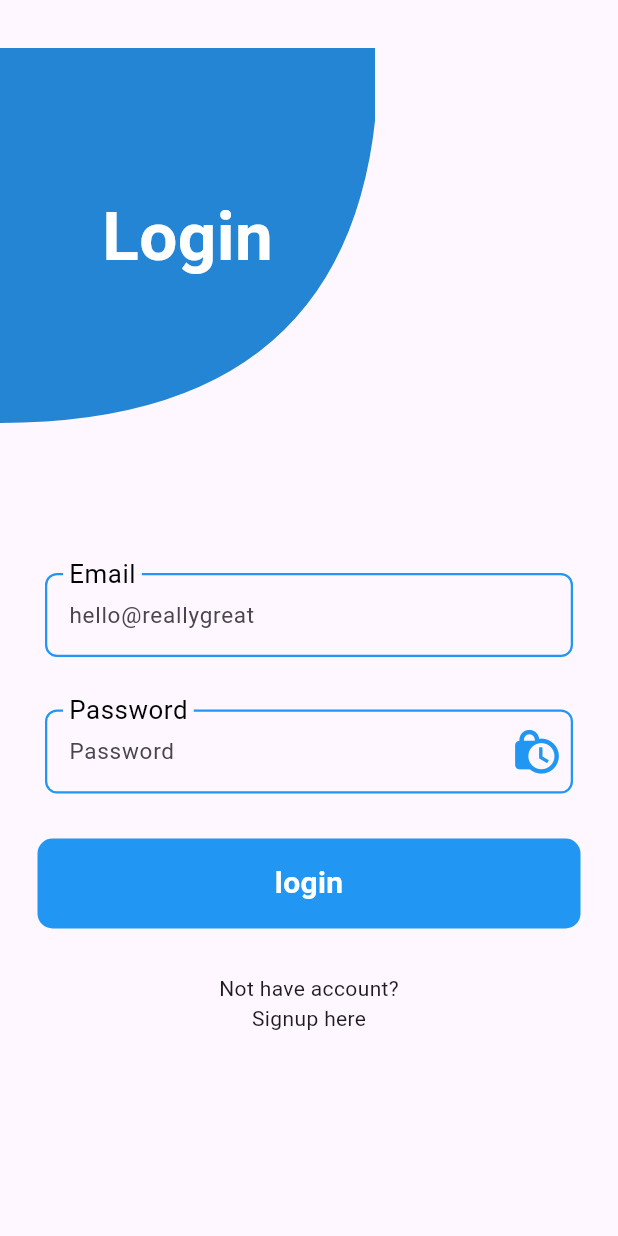
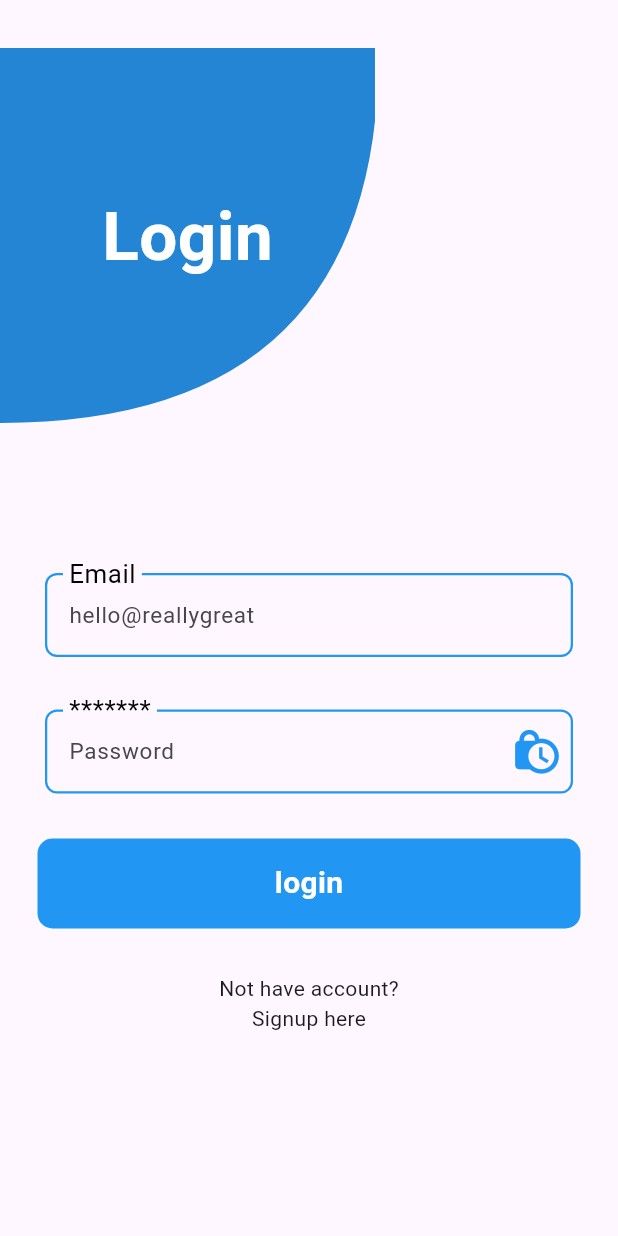
Before and after one commit to riteshpn/assigment_project, a Flutter app: the screen it shows after launch, after a tap on "Countinue with Mail", on a phone screen of 412 x 824 dp. Run offline on Flutter 3.47's test engine with Material 3 defaults, Android fonts, the phone set to English and light mode, and no system bars; our stand-ins replace firebase_core; accounts and stored records are empty.

Commit message:
complete login ui

```diff
--- a/lib/screens/login_screen.dart
+++ b/lib/screens/login_screen.dart
@@ -58,7 +58,7 @@ class _LoginScreenState extends State<LoginScreen> {
                 padding: EdgeInsets.symmetric(horizontal: 5),
                 child: CustomTextFormField(
                   hintText: 'Password',
-                  labelText: 'Password',
+                  labelText: '*******',
                   isPasswordField: true,
                   inputType: TextInputType.text,
                 )),
```
